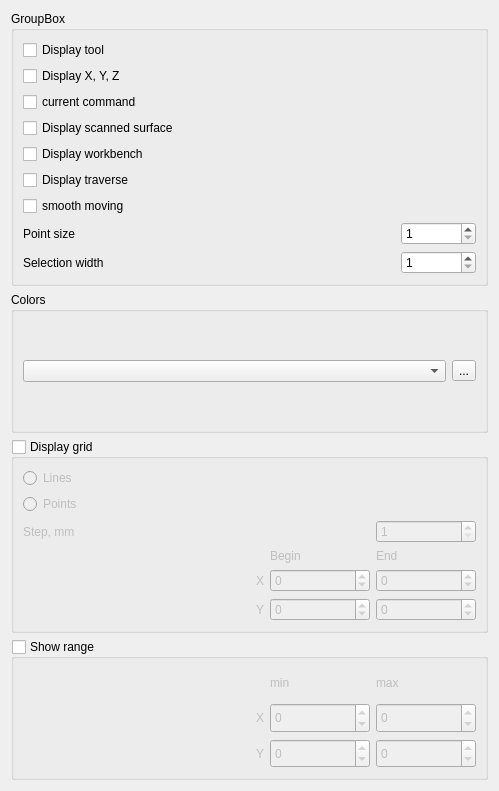
Before: the Qt Designer form sources/forms/sVis.ui in eduard-x/cnc-qt, drawn with Qt 5.
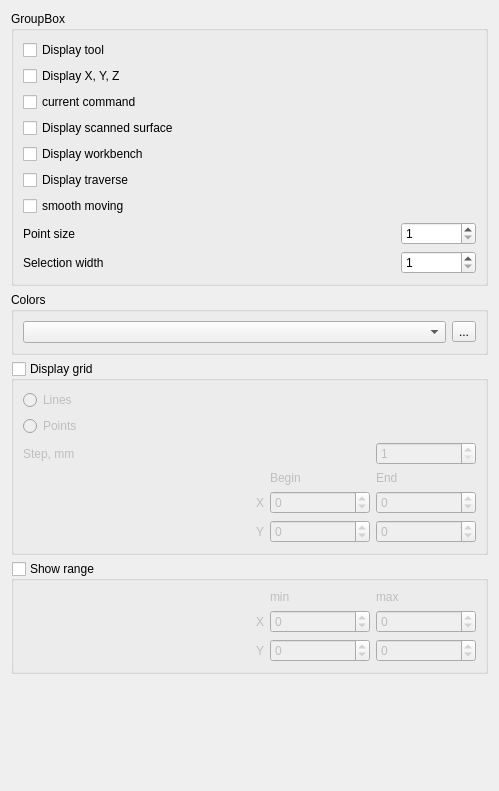
After: the same form once the commit is applied.

Patch:
```diff
--- a/sources/forms/sVis.ui
+++ b/sources/forms/sVis.ui
@@ -604,6 +604,19 @@
      </layout>
     </widget>
    </item>
+   <item row="4" column="0">
+    <spacer name="verticalSpacer">
+     <property name="orientation">
+      <enum>Qt::Vertical</enum>
+     </property>
+     <property name="sizeHint" stdset="0">
+      <size>
+       <width>20</width>
+       <height>40</height>
+      </size>
+     </property>
+    </spacer>
+   </item>
   </layout>
  </widget>
  <resources/>
```
Left out of the diff: 64 changed lines with no effect on the pictures.
